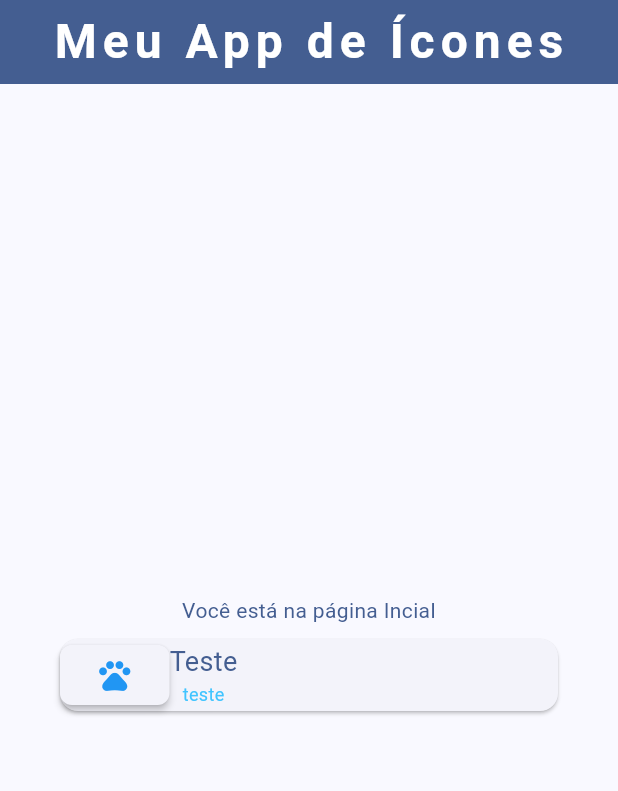
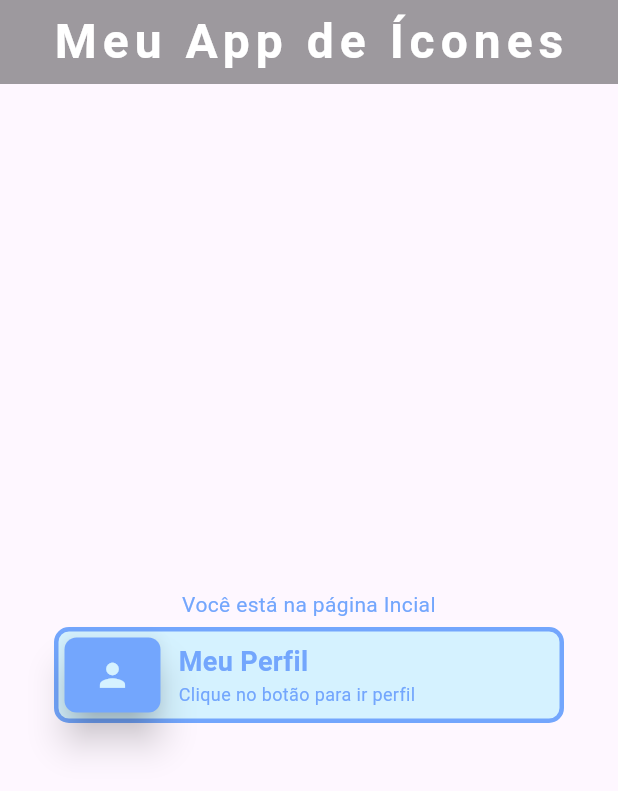
Before and after one commit to trvzera/modularizacao-flutter, a Flutter app: the screen it shows after launch, on a phone screen of 412 x 824 dp. Shown: the top 791 px of the screen. Run offline on Flutter 3.47's test engine with Material 3 defaults, Android fonts, the phone set to English and light mode, and no system bars; our stand-ins replace device_preview.

Commit message:
Ajustes no design do card

```diff
--- a/atvd/lib/main.dart
+++ b/atvd/lib/main.dart
@@ -13,10 +13,6 @@ class MeuApp extends StatelessWidget {
       debugShowCheckedModeBanner: false,
       theme: ThemeData(
         useMaterial3: true,
-        colorScheme: ColorScheme.fromSeed(
-          seedColor: Colors.blueAccent,
-          secondary: Colors.lightBlueAccent,
-        ),
       ),
       home: TeladDesign(),
     );
--- a/atvd/lib/pages/page1.dart
+++ b/atvd/lib/pages/page1.dart
@@ -9,21 +9,24 @@ class TeladDesign extends StatefulWidget {
 
 class _TeladDesignState extends State<TeladDesign> {
   String mensagem = "Você está na página Incial";
+  void mudarTexto(msg) {
+    setState(() {
+      mensagem = msg;
+    });
+  }
   @override
-  Widget build(BuildContext context){
-    final cores = Theme.of(context).colorScheme;
+  Widget build(BuildContext context) {
     return Scaffold(
       appBar: AppBar(
         title: const Text(
           'Meu App de Ícones',
           style: TextStyle(
-            fontSize: 32,
-            fontWeight: FontWeight.bold,
-            color: Colors.white,
-            letterSpacing: 4
-          ),
+              fontSize: 32,
+              fontWeight: FontWeight.bold,
+              color: Colors.white,
+              letterSpacing: 4),
         ),
-        backgroundColor: cores.primary,
+        backgroundColor: Colors.black38,
         centerTitle: true,
       ),
       body: Padding(
@@ -37,11 +40,15 @@ class _TeladDesignState extends State<TeladDesign> {
               style: TextStyle(
                 fontSize: 14,
                 fontWeight: FontWeight.normal,
-                color: cores.primary,
+                color: Color.fromARGB(255, 115, 166, 253),
               ),
             ),
-            Cartao(Icons.pets, "Teste", "teste")
-
+            Cartao(
+                Icons.person,
+                "Meu Perfil",
+                "Clique no botão para ir perfil",
+                Color.fromARGB(255, 115, 166, 253),
+                const Color.fromARGB(255, 213, 242, 255))
           ],
         ),
       ),
--- a/atvd/lib/widgets/card_icone.dart
+++ b/atvd/lib/widgets/card_icone.dart
@@ -2,59 +2,61 @@ import 'package:flutter/material.dart';
 import '../main.dart';
 import '../pages/page1.dart';
 
-class Cartao extends StatelessWidget{
+class Cartao extends StatelessWidget {
   final IconData icone;
   final String titulo;
   final String descricao;
-  // final String cor;
+  final Color cor1;
+  final Color cor2;
 
-  const Cartao(this.icone, this.titulo, this.descricao, {super.key});
+  const Cartao(this.icone, this.titulo, this.descricao, this.cor1, this.cor2,
+      {super.key});
 
   @override
   Widget build(BuildContext context) {
-    final cores = Theme.of(context).colorScheme;
     return Container(
       width: double.infinity,
       margin: const EdgeInsets.symmetric(horizontal: 20, vertical: 5),
+      decoration: BoxDecoration(
+        color: cor2,
+        border: Border.all(color: cor1, width: 3.0),
+        borderRadius: BorderRadius.circular(10),
+      ),
       child: Card(
+        elevation: 0,
+        color: cor2,
         child: Row(
           children: [
             ElevatedButton(
                 style: ElevatedButton.styleFrom(
-                elevation: 2,
+                    padding: EdgeInsets.zero,
+                    elevation: 10,
+                    backgroundColor: cor1,
+                    fixedSize: const Size(50, 50),
                     shape: RoundedRectangleBorder(
-                  borderRadius: BorderRadius.circular(8)
-                )
-              ),
+                        borderRadius: BorderRadius.circular(8))),
                 onPressed: () {
-                print("Aqui vai mudar o texto da descricao da pagina");
+                  mudarTexto("Página de perfil");
                 },
-              child: Icon(
-                icone, // MUDAR O ICONE AQUI
-                color: Colors.blue,
-                size: 25
-              ),
-            ),
-            Column(
+                child: Icon(icone, color: cor2, size: 25)),
+            const SizedBox(width: 12),
+            Expanded(
+              child: Column(
+                crossAxisAlignment: CrossAxisAlignment.start,
+                mainAxisSize: MainAxisSize.min,
                 children: [
                   Text(
                     titulo,
-                  textAlign: TextAlign.left,
                     style: TextStyle(
-                    fontSize: 18,
-                    color: cores.primary
-                  ),
+                        fontSize: 18, color: cor1, fontWeight: FontWeight.bold),
                   ),
                   Text(
                     descricao,
-                  textAlign: TextAlign.left,
-                  style: TextStyle(
-                    fontSize: 12,
-                    color: cores.secondary
+                    style: TextStyle(fontSize: 12, color: cor1),
                   ),
-                )
                 ],
-            )
+              ),
+            ),
           ],
         ),
       ),
```
Lines whose indentation alone changed are shown as unchanged.
